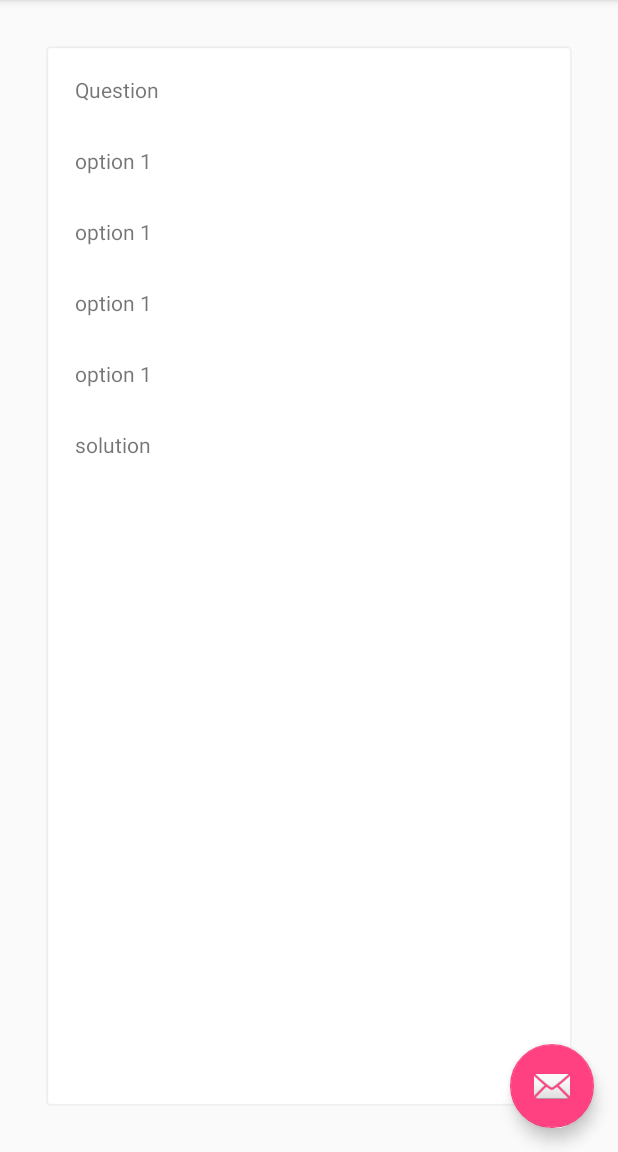
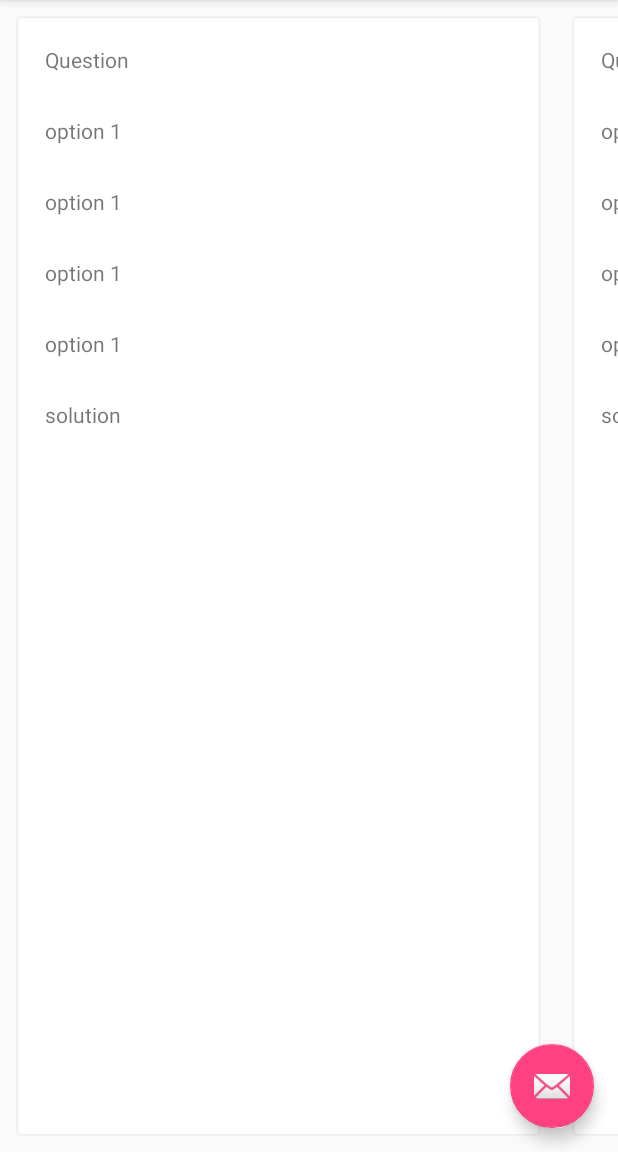
Before and after one commit to VihaanVerma89/TestbookNoteTaking, an Android app: the screen it shows after launch (MainActivity), on a phone screen of 412 x 824 dp, the part 84-1236 px from its top. Run offline under Robolectric (Android 15) with nearby library versions, the phone set to English and light mode, and no system bars; libraries missing offline, so code that uses them is left out: com.yalantis.ucrop.

Commit message:
viewpager with second pages edge visible

```diff
--- a/app/src/main/java/com/example/vihaan/testbooknotetaking/ui/PagerAdapter.kt
+++ b/app/src/main/java/com/example/vihaan/testbooknotetaking/ui/PagerAdapter.kt
@@ -21,4 +21,8 @@ class PagerAdapter(fm: FragmentManager?,
     override fun getCount(): Int {
         return fragments.size
     }
+
+    override fun getPageWidth(position: Int): Float {
+        return 0.9f
+    }
 }
--- a/app/src/main/res/layout/fragment_question.xml
+++ b/app/src/main/res/layout/fragment_question.xml
@@ -11,7 +11,7 @@
         android:layout_width="match_parent"
         android:layout_height="match_parent"
         android:background="@drawable/shadow_bg"
-        android:layout_margin="30dp"
+        android:layout_margin="10dp"
         >
 
 
```
